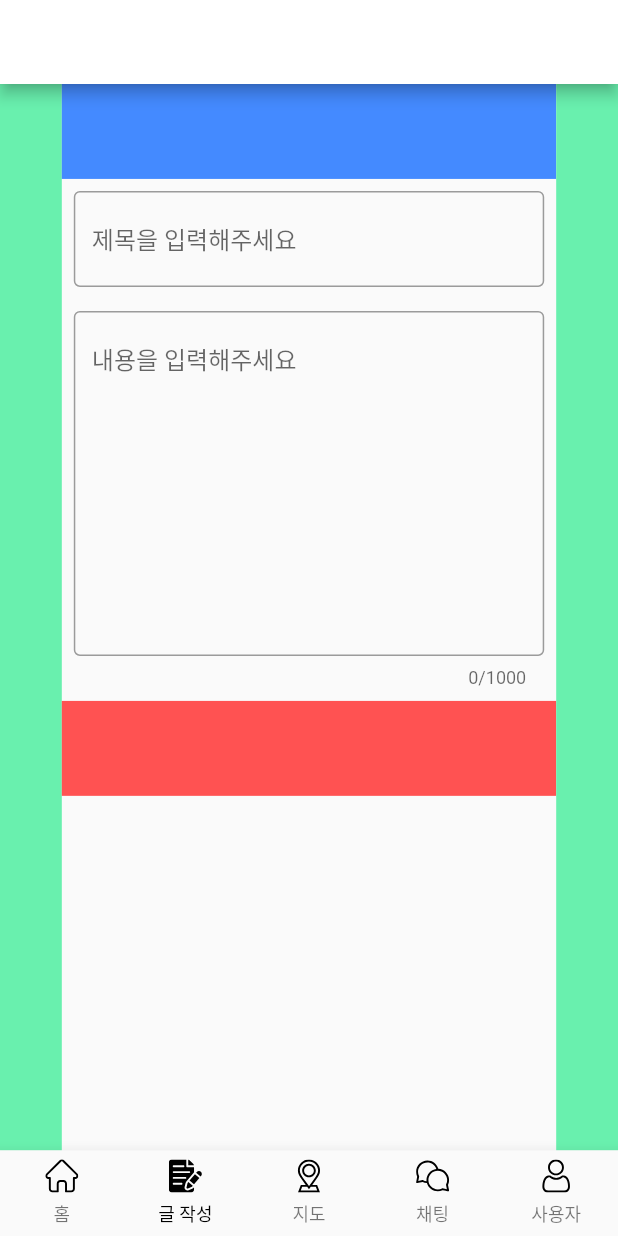
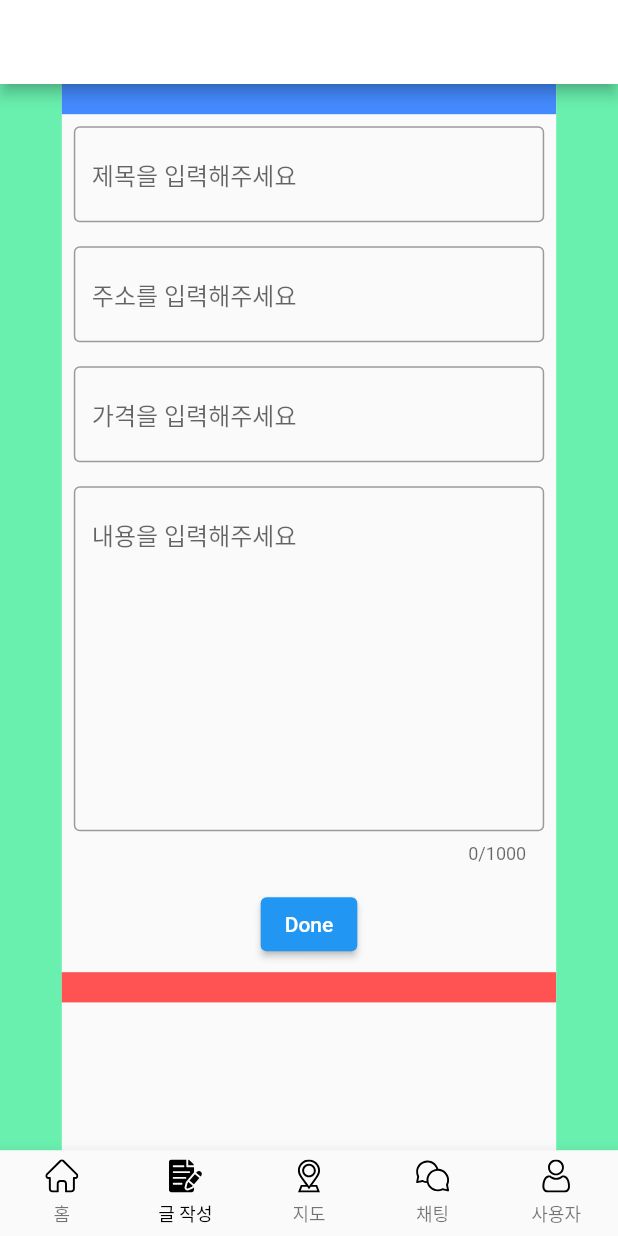
Before and after one commit to choi4624/sharing_application, a Flutter app: the screen it shows after launch, item 2 of the bottom bar chosen, on a phone screen of 412 x 824 dp. Run offline on Flutter 3.47's test engine with Material 2 defaults, Android fonts, the phone set to English and light mode, and no system bars; our stand-ins replace flutter_svg.

Commit message:
UI create Post function

```diff
--- a/lib/page/home.dart
+++ b/lib/page/home.dart
@@ -1,6 +1,7 @@
 import 'package:flutter/material.dart';
 import 'package:flutter_svg/svg.dart';
 import 'package:intl/intl.dart';
+import 'package:test_project/repository/contents_repository.dart';
 
 class Home extends StatefulWidget {
   const Home({super.key});
@@ -10,70 +11,6 @@ class Home extends StatefulWidget {
 }
 
 class _HomeState extends State<Home> {
-  List<Map<dynamic, dynamic>> datas = [];
-
-  // datas에 입력 데이터를 넣는 함수
-  void _addData(
-      String image, String title, String location, String price, bool like) {
-    datas.add({
-      'image': image,
-      'title': title,
-      'location': location,
-      'price': price,
-      'like': like,
-    });
-  }
-
-  // 임시 - json타입을 통해 데이터 받아오기
-  @override
-  void initState() {
-    super.initState();
-    datas = [
-      {
-        "image": "assets/images/ex1.png",
-        "title": "제품명",
-        "location": "경기도 안양시 동안구",
-        "price": "30000",
-        "like": "5",
-      },
-      {
-        "image": "assets/images/ex1.png",
-        "title": "제품명",
-        "location": "경기도 안양시 동안구",
-        "price": "30000",
-        "like": "5",
-      },
-      {
-        "image": "assets/images/ex1.png",
-        "title": "제품명",
-        "location": "경기도 안양시 동안구",
-        "price": "30000",
-        "like": "5",
-      },
-      {
-        "image": "assets/images/ex1.png",
-        "title": "제품명",
-        "location": "경기도 안양시 동안구",
-        "price": "30000",
-        "like": "5",
-      },
-      {
-        "image": "assets/images/ex1.png",
-        "title": "제품명",
-        "location": "경기도 안양시 동안구",
-        "price": "30000",
-        "like": "5",
-      },
-      {
-        "image": "assets/images/ex1.png",
-        "title": "제품명",
-        "location": "경기도 안양시 동안구",
-        "price": "30000",
-        "like": "5",
-      },
-    ];
-  }
-
   PreferredSizeWidget _appbarWidget() {
     return AppBar(
       //leading: ,
@@ -108,9 +45,11 @@ class _HomeState extends State<Home> {
     );
   }
 
-  // 원화 계산 라이브러리
-  final oCcy = NumberFormat("#,###", "ko_KR");
-  // 원화 계산 함수
+  // 원화 계산 라이브러리 & 원화 계산 함수
+  final oCcy = NumberFormat(
+    "#,###",
+    "ko_KR",
+  );
   String calcStringToWon(String priceString) {
     return "${oCcy.format(int.parse(priceString))}원";
   }
@@ -129,7 +68,7 @@ class _HomeState extends State<Home> {
                   Radius.circular(10),
                 ),
                 child: Image.asset(
-                  datas[index]["image"]!,
+                  ContensRepository.datas[index]["image"]!,
                   width: 100,
                   height: 100,
                 ),
@@ -142,7 +81,7 @@ class _HomeState extends State<Home> {
                     crossAxisAlignment: CrossAxisAlignment.start,
                     children: [
                       Text(
-                        datas[index]["title"]!,
+                        ContensRepository.datas[index]["title"]!,
                         overflow: TextOverflow.ellipsis,
                         style: const TextStyle(
                           fontSize: 15,
@@ -152,7 +91,7 @@ class _HomeState extends State<Home> {
                         height: 5,
                       ),
                       Text(
-                        datas[index]["location"]!,
+                        ContensRepository.datas[index]["location"]!,
                         style: TextStyle(
                           fontSize: 12,
                           color: Colors.black.withOpacity(0.3),
@@ -162,7 +101,8 @@ class _HomeState extends State<Home> {
                         height: 5,
                       ),
                       Text(
-                        calcStringToWon(datas[index]["price"]!),
+                        calcStringToWon(
+                            ContensRepository.datas[index]["price"]!),
                         style: const TextStyle(
                           fontWeight: FontWeight.bold,
                         ),
@@ -184,7 +124,7 @@ class _HomeState extends State<Home> {
                               width: 5,
                             ),
                             Text(
-                              datas[index]["like"]!,
+                              ContensRepository.datas[index]["like"]!,
                             ),
                           ],
                         ),
@@ -197,7 +137,7 @@ class _HomeState extends State<Home> {
           ),
         );
       },
-      itemCount: datas.length, // 상품 목록의 개수
+      itemCount: ContensRepository.datas.length, // 상품 목록의 개수
       separatorBuilder: (BuildContext context, int index) {
         return Container(
           height: 1,
@@ -211,11 +151,12 @@ class _HomeState extends State<Home> {
   Widget build(BuildContext context) {
     return MaterialApp(
       home: Scaffold(
-        floatingActionButton: FloatingActionButton(
-          onPressed: () {},
-          backgroundColor: Colors.blueAccent,
-          child: const Text(""),
-        ),
+        // Home 글쓰기 버튼(?)
+        // floatingActionButton: FloatingActionButton(
+        //   onPressed: () {},
+        //   backgroundColor: Colors.blueAccent,
+        //   child: const Text(""),
+        // ),
         appBar: _appbarWidget(),
         body: _bodyWidget(),
       ),
--- a/lib/page/write.dart
+++ b/lib/page/write.dart
@@ -1,4 +1,5 @@
 import 'package:flutter/material.dart';
+import 'package:test_project/repository/contents_repository.dart';
 
 class Write extends StatefulWidget {
   const Write({super.key});
@@ -8,27 +9,39 @@ class Write extends StatefulWidget {
 }
 
 class _WriteState extends State<Write> {
-  //
-  // 사용자의 텍스트 입력을 home 위젯에 있는 datas에 추가하는 함수 및 변수
+  // textfield에서 입력받은 정보를 저장할 변수
   final TextEditingController _titleController = TextEditingController();
   final TextEditingController _locationController = TextEditingController();
   final TextEditingController _priceController = TextEditingController();
+  late String title;
+  late String location;
+  late String price;
 
+  // textfield에서 입력받은 데이터를 변수에 저장하는 함수
   void _submitData() {
-    String title = _titleController.text;
-    String location = _locationController.text;
-    String price = _priceController.text;
+    title = _titleController.text;
+    location = _locationController.text;
+    price = _priceController.text;
+    // 서버로 보내는 함수 작성(추가 예정)
+    // void _summitToServer(){}
+  }
 
-    // Home.dart에 정의된 _addData() 함수를 사용하여 새로운 데이터 추가
-    // const Home()._addData(
-    //   "assets/images/ex1.png",
-    //   title,
-    //   location,
-    //   price,
-    // );
-
-    Navigator.pop(context);
+  // ContensRepository에 새로운 데이터 추가하는 함수
+  void _addData({
+    //required String image,
+    required String title,
+    required String location,
+    required String price,
+  }) {
+    ContensRepository.datas.add({
+      'image': "assets/images/ex1.png", // 사진 첨수 기능 만들어야함
+      'title': title,
+      'location': location,
+      'price': price,
+      'like': "0", // 초기값 = 0, 이후 서버로부터 갱신 필요
+    });
   }
+  //Navigator.pop(context);
 
   @override
   Widget build(BuildContext context) {
@@ -54,13 +67,14 @@ class _WriteState extends State<Write> {
                     color: Colors.blueAccent,
                   ),
                 ),
-                const Flexible(
+                // Title textfield
+                Flexible(
                   flex: 5,
                   child: Padding(
-                    padding: EdgeInsets.all(8.0),
+                    padding: const EdgeInsets.all(8.0),
                     child: TextField(
-                      //controller: ,
-                      decoration: InputDecoration(
+                      controller: _titleController,
+                      decoration: const InputDecoration(
                         border: OutlineInputBorder(
                           borderSide: BorderSide(
                             color: Colors.black,
@@ -68,9 +82,50 @@ class _WriteState extends State<Write> {
                         ),
                         hintText: "제목을 입력해주세요",
                       ),
+                      textInputAction: TextInputAction.next,
+                      onSubmitted: (value) => _titleController,
                     ),
                   ),
                 ),
+                // Location textfield
+                Flexible(
+                  flex: 5,
+                  child: Padding(
+                    padding: const EdgeInsets.all(8.0),
+                    child: TextField(
+                      controller: _locationController,
+                      decoration: const InputDecoration(
+                        border: OutlineInputBorder(
+                          borderSide: BorderSide(
+                            color: Colors.black,
+                          ),
+                        ),
+                        hintText: "주소를 입력해주세요",
+                      ),
+                      textInputAction: TextInputAction.next,
+                    ),
+                  ),
+                ),
+                // Price textfield
+                Flexible(
+                  flex: 5,
+                  child: Padding(
+                    padding: const EdgeInsets.all(8.0),
+                    child: TextField(
+                      controller: _priceController,
+                      decoration: const InputDecoration(
+                        border: OutlineInputBorder(
+                          borderSide: BorderSide(
+                            color: Colors.black,
+                          ),
+                        ),
+                        hintText: "가격을 입력해주세요",
+                      ),
+                      textInputAction: TextInputAction.next,
+                    ),
+                  ),
+                ),
+                // Content textfield
                 const Padding(
                   padding: EdgeInsets.all(8.0),
                   child: Flexible(
@@ -88,6 +143,26 @@ class _WriteState extends State<Write> {
                       ),
                       maxLength: 1000,
                       maxLines: 10,
+                      textInputAction: TextInputAction.done,
+                    ),
+                  ),
+                ),
+                Flexible(
+                  flex: 5,
+                  child: Padding(
+                    padding: const EdgeInsets.all(8.0),
+                    child: ElevatedButton(
+                      onPressed: () {
+                        _submitData();
+                        _addData(
+                          title: title,
+                          location: location,
+                          price: price,
+                        );
+                      },
+                      child: const Text(
+                        "Done",
+                      ),
                     ),
                   ),
                 ),
```
Also changed, not shown: lib/repository/contents_repository.dart (+14 -13 lines), 3 other files.
